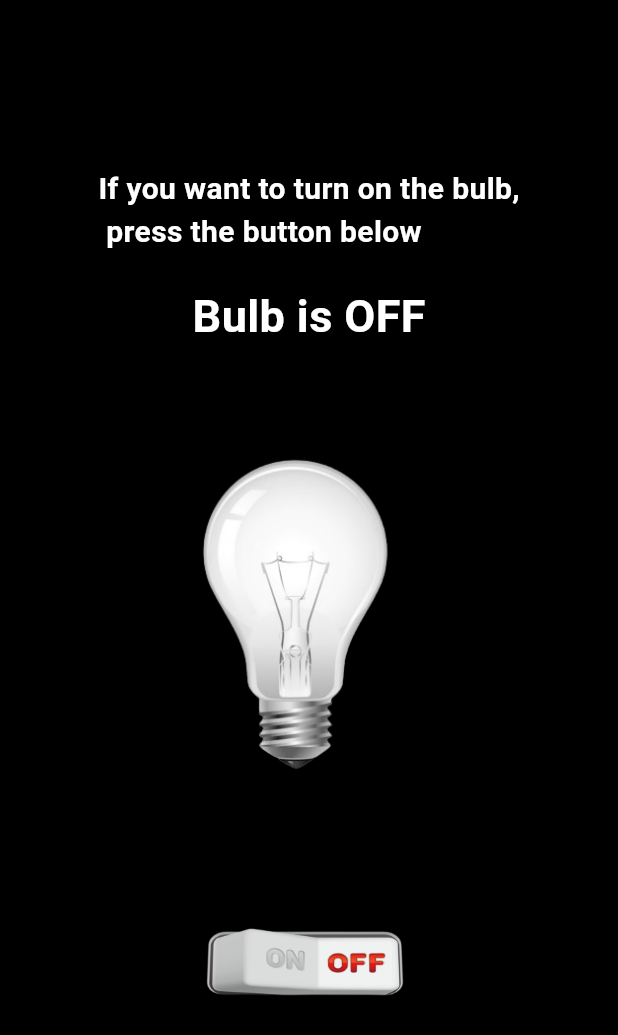
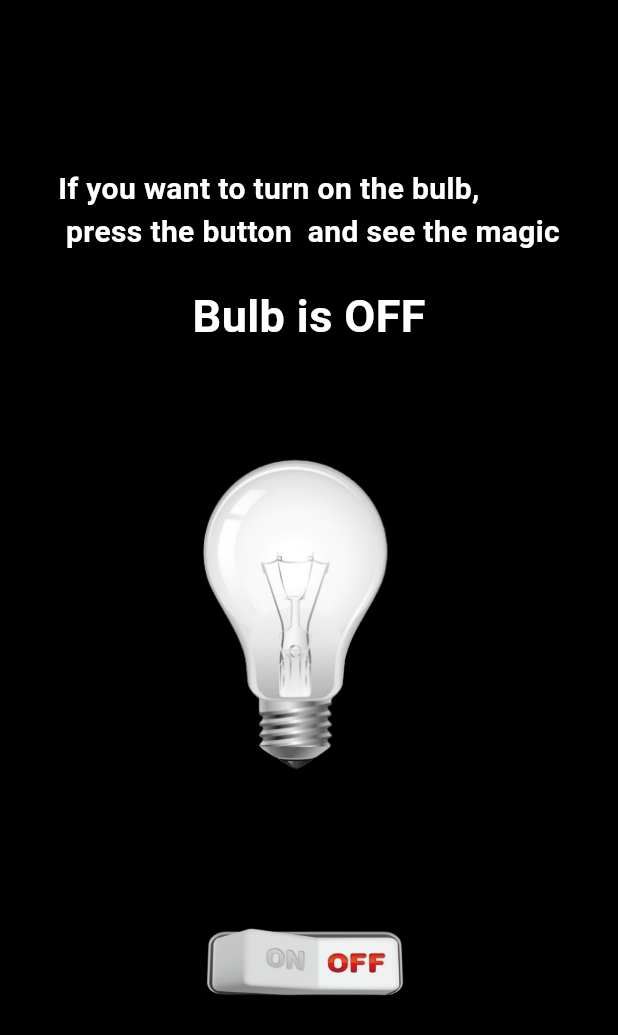
Before and after one commit to NabeerHussain/pratice-app, a Flutter app: the BulbScreen screen opened directly, on a phone screen of 412 x 824 dp. Shown: the top 1035 px of the screen. Run offline on Flutter 3.47's test engine with Material 3 defaults, Android fonts, the light colour scheme and no system bars; our stand-ins replace get; missing offline and left inert: flutter_keychain; accounts and stored records are empty.

```diff
--- a/lib/class_pratice/bulb.dart
+++ b/lib/class_pratice/bulb.dart
@@ -22,7 +22,7 @@ class _BulbScreenState extends State<BulbScreen> {
                mainAxisAlignment: MainAxisAlignment.center,
                  children: [
                 Text(
-                 'If you want to turn on the bulb,\n press the button below',
+                 'If you want to turn on the bulb,\n press the button  and see the magic',
                   style: TextStyle(
                     color: Colors.white,
                     fontSize: 20,
```
